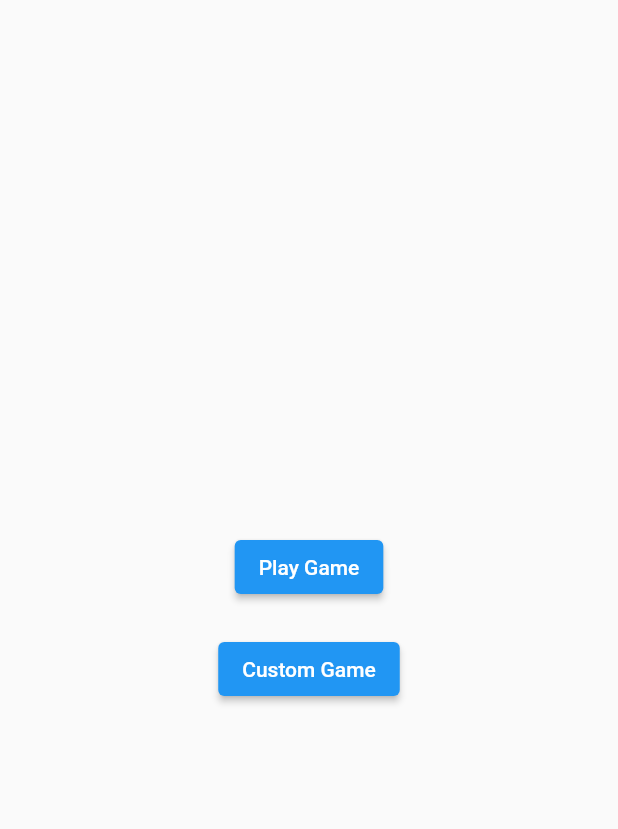
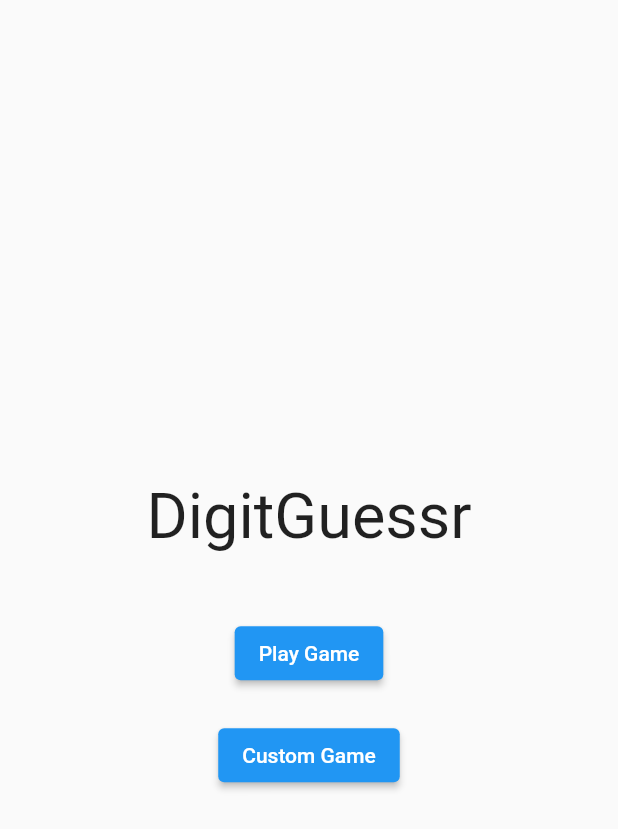
Before and after one commit to claytonnguyen/digitGuessr, a Flutter app: the screen it shows after launch, on a phone screen of 412 x 824 dp. Shown: the top 829 px of the screen. Run offline on Flutter 3.47's test engine with Material 2 defaults, Android fonts, the phone set to English and light mode, and no system bars; our stand-ins replace go_router.

Commit message:
made a title and look nicer

```diff
--- a/digitguessr/lib/main.dart
+++ b/digitguessr/lib/main.dart
@@ -23,6 +23,7 @@ class MyApp extends StatelessWidget {
         theme: ThemeData(
           primarySwatch: Colors.blue,
         ),
+        debugShowCheckedModeBanner: false,
         home: const MyHomePage(),
       ),
     );
@@ -67,6 +68,10 @@ class _MyHomePageState extends State<MyHomePage> {
           mainAxisAlignment: MainAxisAlignment.center,
           children: [
             Padding(
+              padding: const EdgeInsets.all(33.0),
+              child: Text("DigitGuessr", textScaleFactor: 3),
+            ),
+            Padding(
               padding: const EdgeInsets.all(10.0),
               child: ElevatedButton(onPressed: playGame, child: Text('Play Game')),
             ),
```
